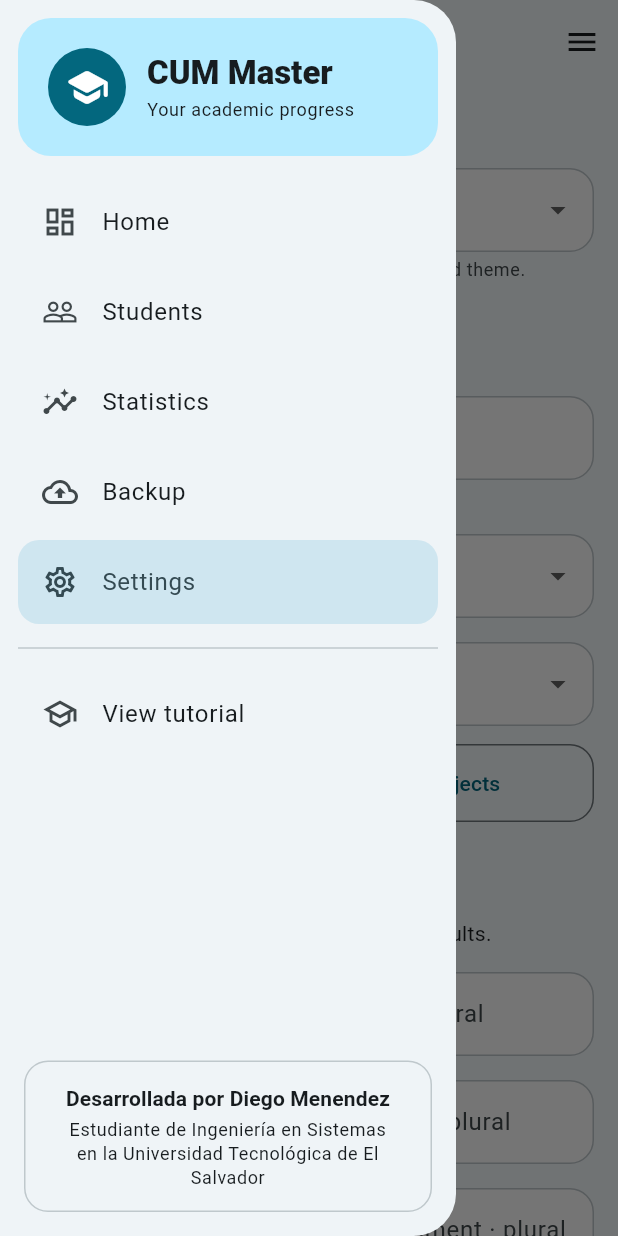
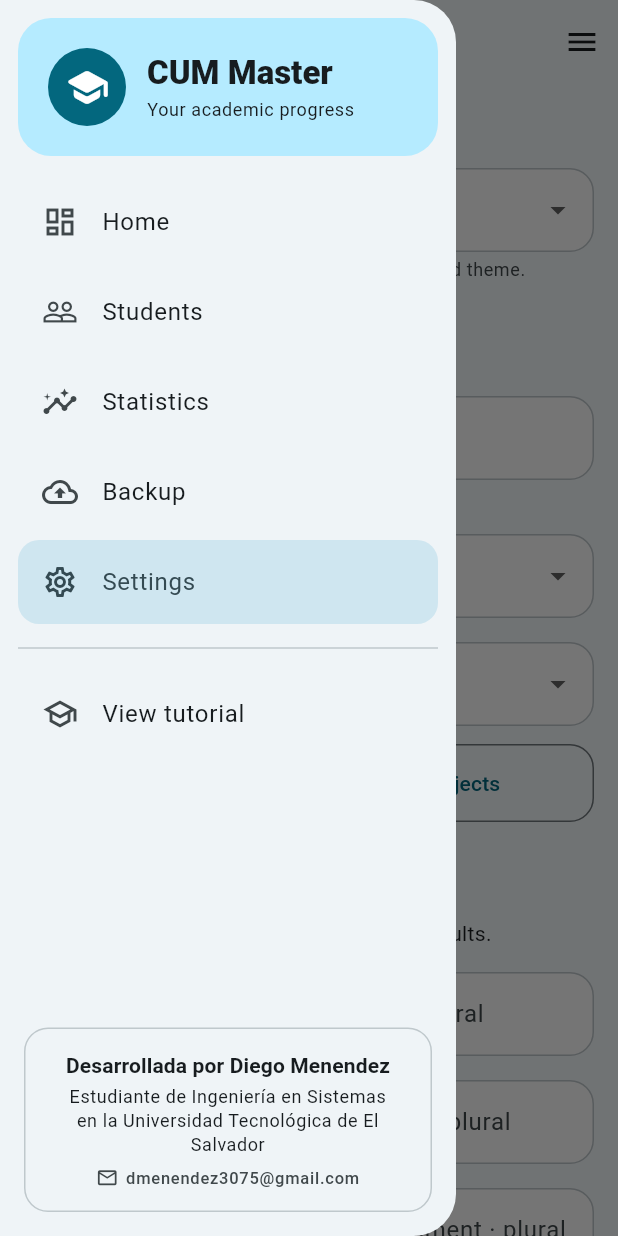
Before and after one commit to RiveraDiego/CUM_Master, a Flutter app: the AcademicSettingsPage screen opened by its route, with the side drawer open, on a phone screen of 412 x 824 dp. Run offline on Flutter 3.47's test engine with Material 3 defaults, Android fonts, the phone set to English and light mode, and no system bars; our stand-ins replace flutter_riverpod, go_router, google_mobile_ads, share_plus, sqflite; missing offline and left inert: file_selector; accounts and stored records are empty; statements that could not run were skipped.

Commit message:
feat(branding): publish developer contact email
Checklist visible en la app:
- [x] Mostrar dmenendez3075@gmail.com en el footer
- [x] Identificarlo visualmente como correo de contacto
- [x] Mantener el texto legible en pantallas pequeñas
- [x] Conservar compatibilidad con temas claro y oscuro

```diff
--- a/lib/shared/presentation/widgets/app_drawer.dart
+++ b/lib/shared/presentation/widgets/app_drawer.dart
@@ -170,6 +170,23 @@ class _DeveloperSignature extends StatelessWidget {
           textAlign: TextAlign.center,
           style: Theme.of(context).textTheme.bodySmall,
         ),
+        const SizedBox(height: 6),
+        Row(
+          mainAxisAlignment: MainAxisAlignment.center,
+          children: [
+            Icon(Icons.mail_outline, size: 15, color: colors.onSurfaceVariant),
+            const SizedBox(width: 5),
+            Flexible(
+              child: Text(
+                'dmenendez3075@gmail.com',
+                textAlign: TextAlign.center,
+                style: Theme.of(context).textTheme.labelSmall?.copyWith(
+                  color: colors.onSurfaceVariant,
+                ),
+              ),
+            ),
+          ],
+        ),
       ],
     ),
   );
```
Also changed, not shown: 1 other file.
